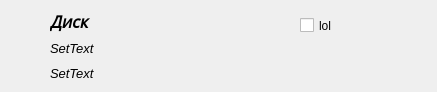
Old version of the form showdrives.ui in the repository Quirtel/DiskAnalyzer.
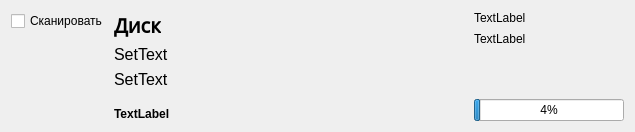
New version of the form.

Diff of the .ui file:
```diff
--- a/showdrives.ui
+++ b/showdrives.ui
@@ -5,32 +5,72 @@
   <property name="enabled">
    <bool>true</bool>
   </property>
+  <property name="geometry">
+   <rect>
+    <x>0</x>
+    <y>0</y>
+    <width>635</width>
+    <height>132</height>
+   </rect>
+  </property>
   <property name="windowTitle">
    <string>Form</string>
   </property>
+  <layout class="QGridLayout" name="gridLayout_2">
+   <item row="0" column="0">
+    <layout class="QHBoxLayout" name="horizontalLayout_2">
+     <item>
+      <layout class="QVBoxLayout" name="verticalLayout_2">
+       <item>
   <widget class="QCheckBox" name="checkBox">
-   <property name="geometry">
-    <rect>
-     <x>300</x>
-     <y>10</y>
-     <width>87</width>
-     <height>31</height>
-    </rect>
-   </property>
    <property name="text">
-    <string>lol</string>
-   </property>
-  </widget>
-  <widget class="QWidget" name="">
-   <property name="geometry">
-    <rect>
-     <x>50</x>
-     <y>10</y>
-     <width>212</width>
-     <height>72</height>
-    </rect>
-   </property>
+          <string>Сканировать</string>
+         </property>
+        </widget>
+       </item>
+       <item>
+        <spacer name="verticalSpacer">
+         <property name="orientation">
+          <enum>Qt::Vertical</enum>
+         </property>
+         <property name="sizeHint" stdset="0">
+          <size>
+           <width>20</width>
+           <height>40</height>
+          </size>
+         </property>
+        </spacer>
+       </item>
+      </layout>
+     </item>
+     <item>
    <layout class="QGridLayout" name="gridLayout">
+       <item row="4" column="0">
+        <widget class="QLabel" name="label_sizeTotal">
+         <property name="font">
+          <font>
+           <weight>75</weight>
+           <bold>true</bold>
+          </font>
+         </property>
+         <property name="text">
+          <string>TextLabel</string>
+         </property>
+        </widget>
+       </item>
+       <item row="1" column="0">
+        <widget class="QLabel" name="label1">
+         <property name="font">
+          <font>
+           <pointsize>12</pointsize>
+           <italic>false</italic>
+          </font>
+         </property>
+         <property name="text">
+          <string>SetText</string>
+         </property>
+        </widget>
+       </item>
     <item row="0" column="0">
      <layout class="QHBoxLayout" name="horizontalLayout">
       <item>
@@ -38,9 +78,9 @@
         <property name="font">
          <font>
           <family>Noto Sans Yi</family>
-          <pointsize>12</pointsize>
+             <pointsize>15</pointsize>
           <weight>75</weight>
-          <italic>true</italic>
+             <italic>false</italic>
           <bold>true</bold>
          </font>
         </property>
@@ -62,40 +102,14 @@
         </property>
        </spacer>
       </item>
-      <item>
-       <spacer name="horizontalSpacer_2">
-        <property name="orientation">
-         <enum>Qt::Horizontal</enum>
-        </property>
-        <property name="sizeHint" stdset="0">
-         <size>
-          <width>88</width>
-          <height>20</height>
-         </size>
-        </property>
-       </spacer>
-      </item>
-     </layout>
-    </item>
-    <item row="1" column="0">
-     <widget class="QLabel" name="label1">
-      <property name="font">
-       <font>
-        <pointsize>10</pointsize>
-        <italic>true</italic>
-       </font>
-      </property>
-      <property name="text">
-       <string>SetText</string>
-      </property>
-     </widget>
-    </item>
+        </layout>
+       </item>
     <item row="2" column="0">
      <widget class="QLabel" name="label2">
       <property name="font">
        <font>
-        <pointsize>10</pointsize>
-        <italic>true</italic>
+           <pointsize>12</pointsize>
+           <italic>false</italic>
        </font>
       </property>
       <property name="text">
@@ -103,19 +117,101 @@
       </property>
      </widget>
     </item>
-   </layout>
-  </widget>
-  <zorder>layoutWidget</zorder>
-  <zorder>horizontalSpacer_3</zorder>
-  <zorder>label1</zorder>
-  <zorder>horizontalSpacer_4</zorder>
-  <zorder>pushButton_3</zorder>
-  <zorder>label1</zorder>
-  <zorder>layoutWidget</zorder>
-  <zorder>layoutWidget</zorder>
-  <zorder>label1</zorder>
-  <zorder>label2</zorder>
-  <zorder>checkBox</zorder>
+       <item row="3" column="0">
+        <spacer name="verticalSpacer_3">
+         <property name="orientation">
+          <enum>Qt::Vertical</enum>
+         </property>
+         <property name="sizeHint" stdset="0">
+          <size>
+           <width>20</width>
+           <height>40</height>
+          </size>
+         </property>
+        </spacer>
+       </item>
+      </layout>
+     </item>
+     <item>
+      <layout class="QVBoxLayout" name="verticalLayout">
+       <property name="spacing">
+        <number>7</number>
+       </property>
+       <property name="sizeConstraint">
+        <enum>QLayout::SetDefaultConstraint</enum>
+       </property>
+       <item>
+        <widget class="QLabel" name="label_usedSpace">
+         <property name="minimumSize">
+          <size>
+           <width>150</width>
+           <height>0</height>
+          </size>
+         </property>
+         <property name="text">
+          <string>TextLabel</string>
+         </property>
+        </widget>
+       </item>
+       <item>
+        <widget class="QLabel" name="label_freespace">
+         <property name="minimumSize">
+          <size>
+           <width>150</width>
+           <height>0</height>
+          </size>
+         </property>
+         <property name="text">
+          <string>TextLabel</string>
+         </property>
+        </widget>
+       </item>
+       <item>
+        <spacer name="verticalSpacer_2">
+         <property name="orientation">
+          <enum>Qt::Vertical</enum>
+         </property>
+         <property name="sizeHint" stdset="0">
+          <size>
+           <width>20</width>
+           <height>40</height>
+          </size>
+         </property>
+        </spacer>
+       </item>
+       <item>
+        <widget class="QProgressBar" name="progressBar">
+         <property name="sizePolicy">
+          <sizepolicy hsizetype="Minimum" vsizetype="Fixed">
+           <horstretch>0</horstretch>
+           <verstretch>0</verstretch>
+          </sizepolicy>
+         </property>
+         <property name="minimumSize">
+          <size>
+           <width>120</width>
+           <height>0</height>
+          </size>
+         </property>
+         <property name="maximum">
+          <number>600</number>
+         </property>
+         <property name="value">
+          <number>24</number>
+         </property>
+         <property name="textVisible">
+          <bool>true</bool>
+         </property>
+         <property name="invertedAppearance">
+          <bool>false</bool>
+         </property>
+        </widget>
+       </item>
+      </layout>
+     </item>
+    </layout>
+   </item>
+  </layout>
  </widget>
  <resources/>
  <connections/>
```
Lines whose indentation alone changed are shown as unchanged.
